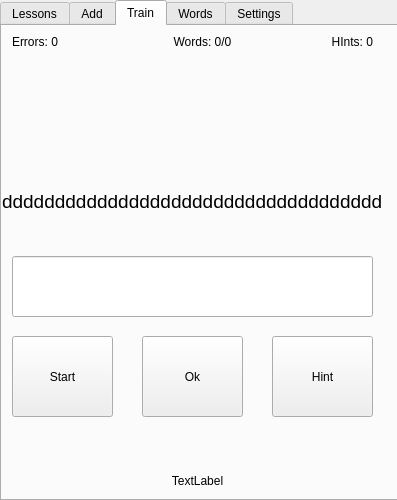
Above: mainwindow.ui from rezzett/qlwt before the change. Below: the same form after it.
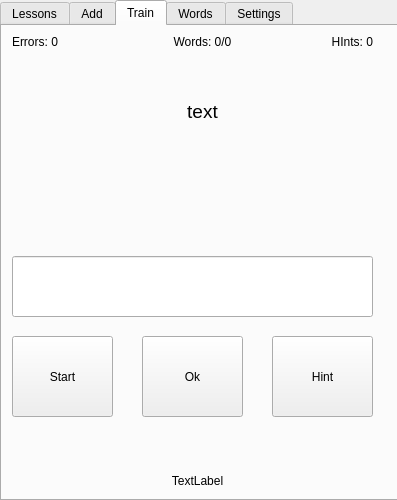
That is the form after the change.

Commit message: add multiline ask label, added set focus for answer input when ok btn pressed

```diff
--- a/mainwindow.ui
+++ b/mainwindow.ui
@@ -242,10 +242,10 @@
      <widget class="QLabel" name="askLbl">
       <property name="geometry">
        <rect>
-        <x>0</x>
-        <y>130</y>
+        <x>10</x>
+        <y>30</y>
         <width>381</width>
-        <height>91</height>
+        <height>111</height>
        </rect>
       </property>
       <property name="font">
@@ -254,7 +254,7 @@
        </font>
       </property>
       <property name="text">
-       <string>dddddddddddddddddddddddddddddddddddddddddddddddddddd</string>
+       <string>text</string>
       </property>
       <property name="textFormat">
        <enum>Qt::RichText</enum>
@@ -289,9 +289,9 @@
       <property name="geometry">
        <rect>
         <x>10</x>
-        <y>80</y>
+        <y>150</y>
         <width>361</width>
-        <height>51</height>
+        <height>61</height>
        </rect>
       </property>
       <property name="font">
@@ -305,6 +305,9 @@
       <property name="alignment">
        <set>Qt::AlignCenter</set>
       </property>
+      <property name="wordWrap">
+       <bool>false</bool>
+      </property>
      </widget>
      <widget class="QPushButton" name="startTrainBtn">
       <property name="geometry">
```
The commit also changes 1 other file.
